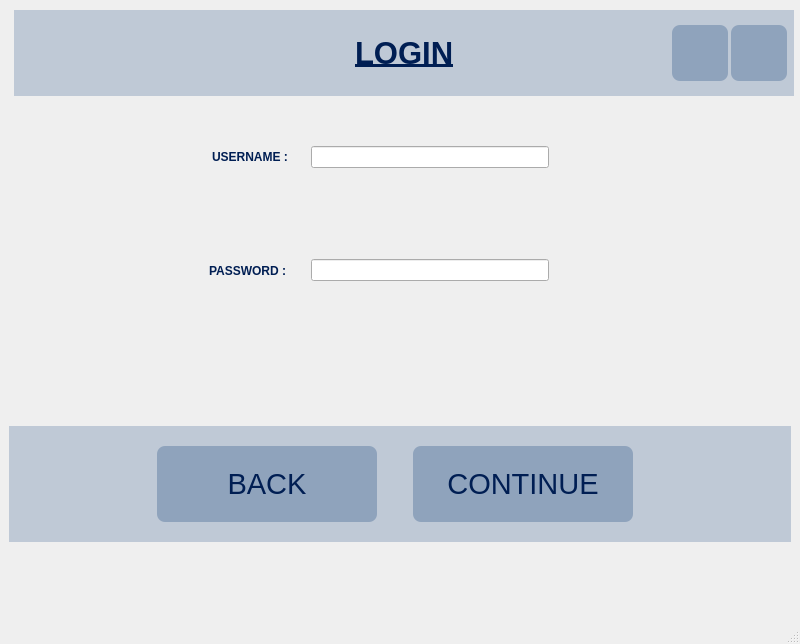
The window that login.ui (ItsArtaz/cinema_management) describes before a commit, drawn with Qt 5.
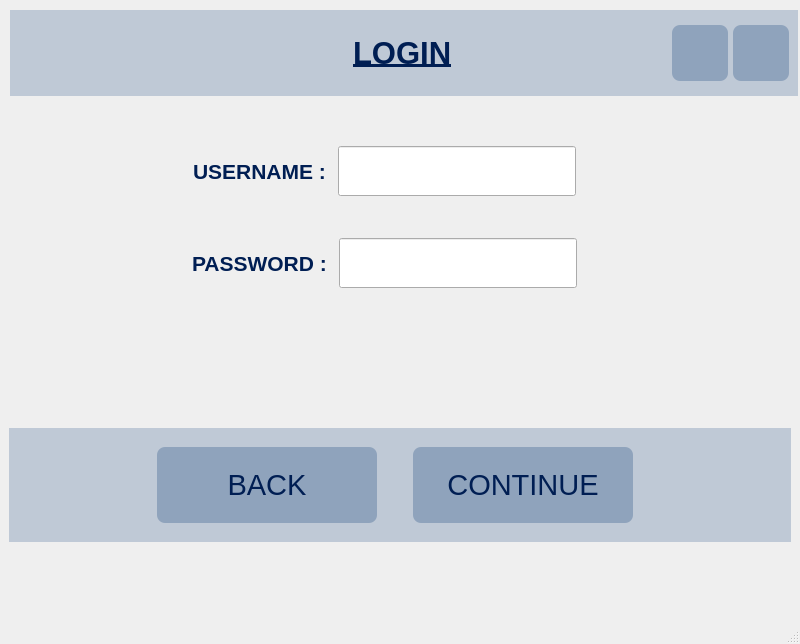
The same window after the commit. Icons and pictures are not drawn.

Commit message: username label and password label are bigger now and used border radius for mw page

Patch:
```diff
--- a/login.ui
+++ b/login.ui
@@ -113,7 +113,7 @@
             </property>
             <property name="sizeHint" stdset="0">
              <size>
-              <width>186</width>
+              <width>173</width>
               <height>20</height>
              </size>
             </property>
@@ -121,8 +121,21 @@
           </item>
           <item>
            <widget class="QLabel" name="label_3">
+            <property name="sizePolicy">
+             <sizepolicy hsizetype="Fixed" vsizetype="Fixed">
+              <horstretch>0</horstretch>
+              <verstretch>0</verstretch>
+             </sizepolicy>
+            </property>
+            <property name="minimumSize">
+             <size>
+              <width>0</width>
+              <height>50</height>
+             </size>
+            </property>
             <property name="font">
              <font>
+              <pointsize>16</pointsize>
               <weight>75</weight>
               <bold>true</bold>
              </font>
@@ -143,15 +156,20 @@
             <property name="minimumSize">
              <size>
               <width>238</width>
-              <height>0</height>
+              <height>50</height>
              </size>
             </property>
             <property name="maximumSize">
              <size>
-              <width>100</width>
-              <height>16777215</height>
+              <width>238</width>
+              <height>50</height>
              </size>
             </property>
+            <property name="font">
+             <font>
+              <pointsize>16</pointsize>
+             </font>
+            </property>
             <property name="toolTip">
              <string>Enter Password</string>
             </property>
@@ -195,7 +213,7 @@
             </property>
             <property name="sizeHint" stdset="0">
              <size>
-              <width>189</width>
+              <width>174</width>
               <height>20</height>
              </size>
             </property>
@@ -203,8 +221,21 @@
           </item>
           <item>
            <widget class="QLabel" name="label_2">
+            <property name="sizePolicy">
+             <sizepolicy hsizetype="Fixed" vsizetype="Fixed">
+              <horstretch>0</horstretch>
+              <verstretch>0</verstretch>
+             </sizepolicy>
+            </property>
+            <property name="minimumSize">
+             <size>
+              <width>0</width>
+              <height>50</height>
+             </size>
+            </property>
             <property name="font">
              <font>
+              <pointsize>16</pointsize>
               <weight>75</weight>
               <bold>true</bold>
              </font>
@@ -231,12 +262,20 @@
             <property name="maximumSize">
              <size>
               <width>238</width>
-              <height>16777215</height>
+              <height>50</height>
              </size>
             </property>
+            <property name="font">
+             <font>
+              <pointsize>16</pointsize>
+             </font>
+            </property>
             <property name="toolTip">
              <string>Enter Username</string>
             </property>
+            <property name="frame">
+             <bool>true</bool>
+            </property>
            </widget>
           </item>
           <item>
@@ -301,7 +340,7 @@
          <property name="sizeHint" stdset="0">
           <size>
            <width>20</width>
-           <height>62</height>
+           <height>17</height>
           </size>
          </property>
         </spacer>
```
The commit also changes 1 other file.
